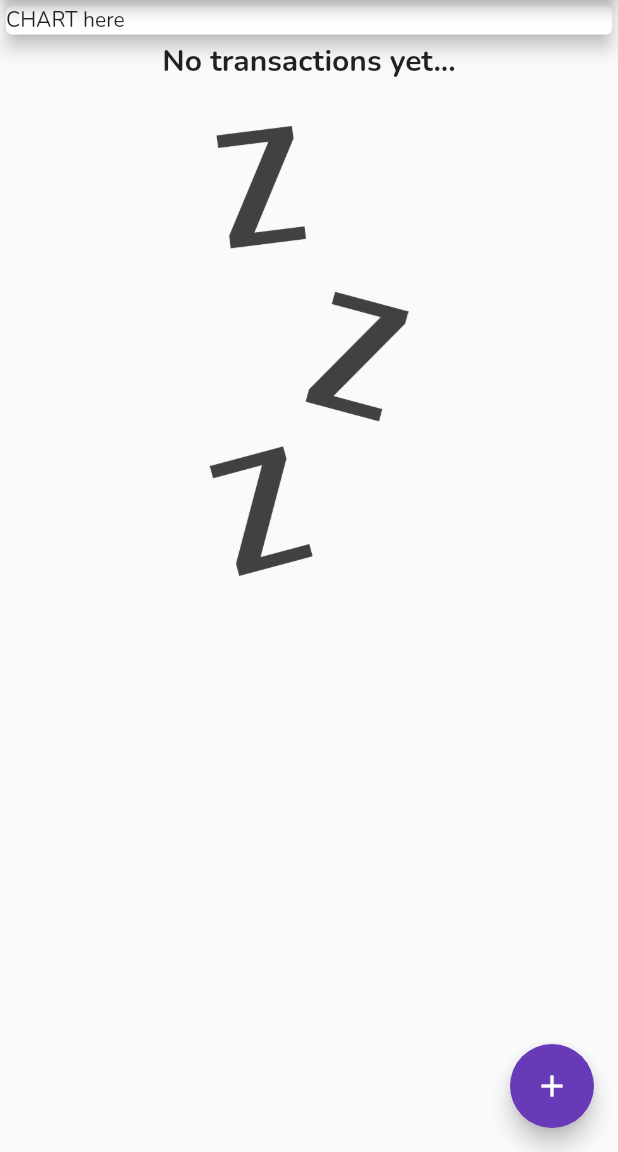
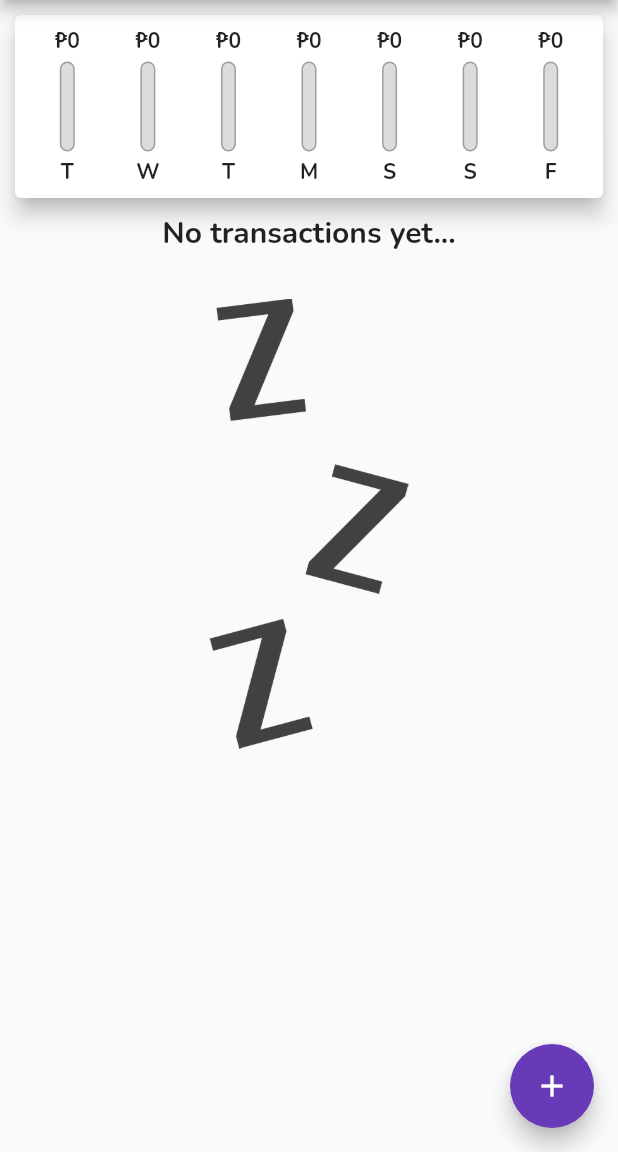
Before and after one commit to johnkevinlosito/personal_expenses_flutter, a Flutter app: the screen it shows after launch, on a phone screen of 412 x 824 dp, the part 84-1236 px from its top. Run offline on Flutter 3.47's test engine with Material 2 defaults, Android fonts, the phone set to English and light mode, and no system bars; Roboto replaces fonts that are missing (OpenSans).

Commit message:
add chart

```diff
--- a/lib/main.dart
+++ b/lib/main.dart
@@ -1,7 +1,8 @@
 import 'package:flutter/material.dart';
-import 'widgets/transaction_list.dart';
-import 'models/transaction.dart';
-import 'widgets/new_transaction.dart';
+import './widgets/chart.dart';
+import './widgets/transaction_list.dart';
+import './models/transaction.dart';
+import './widgets/new_transaction.dart';
 
 void main() => runApp(const MyApp());
 
@@ -70,6 +71,16 @@ class MyHomePage extends StatefulWidget {
 class _MyHomePageState extends State<MyHomePage> {
   final List<Transaction> _userTransactions = [];
 
+  List<Transaction> get _recentTransactions {
+    return _userTransactions.where((element) {
+      return element.date.isAfter(
+        DateTime.now().subtract(
+          const Duration(days: 7),
+        ),
+      );
+    }).toList();
+  }
+
   void _addNewTransaction(String title, double amount) {
     final newTransaction = Transaction(
       id: DateTime.now().toString(),
@@ -119,13 +130,7 @@ class _MyHomePageState extends State<MyHomePage> {
         child: Column(
           crossAxisAlignment: CrossAxisAlignment.stretch,
           children: [
-            const SizedBox(
-              width: double.infinity,
-              child: Card(
-                child: Text('CHART here'),
-                elevation: 5,
-              ),
-            ),
+            Chart(_recentTransactions),
             TransactionList(_userTransactions),
           ],
         ),
--- /dev/null
+++ b/lib/widgets/chart.dart
@@ -0,0 +1,63 @@
+import 'package:flutter/material.dart';
+import 'package:intl/intl.dart';
+import 'package:personal_expenses/widgets/chart_bar.dart';
+import '../models/transaction.dart';
+
+class Chart extends StatelessWidget {
+  final List<Transaction> recentTransactions;
+
+  List<Map<String, Object>> get weekTransactions {
+    return List.generate(7, (index) {
+      final weekDay = DateTime.now().subtract(
+        Duration(days: index),
+      );
+      double totalSum = 0.0;
+      for (var i = 0; i < recentTransactions.length; i++) {
+        if (recentTransactions[i].date.day == weekDay.day &&
+            recentTransactions[i].date.month == weekDay.month &&
+            recentTransactions[i].date.year == weekDay.year) {
+          totalSum += recentTransactions[i].amount;
+        }
+      }
+
+      return {
+        'day': DateFormat.E().format(weekDay).substring(0, 1),
+        'amount': totalSum,
+      };
+    });
+  }
+
+  double get maxSpending {
+    return weekTransactions.fold(0.0, (previousValue, element) {
+      return previousValue + (element['amount'] as double);
+    });
+  }
+
+  const Chart(this.recentTransactions, {Key? key}) : super(key: key);
+
+  @override
+  Widget build(BuildContext context) {
+    return Card(
+      elevation: 6,
+      margin: const EdgeInsets.all(10),
+      child: Padding(
+        padding: const EdgeInsets.all(8),
+        child: Row(
+          mainAxisAlignment: MainAxisAlignment.spaceEvenly,
+          children: weekTransactions.map((e) {
+            return Flexible(
+              fit: FlexFit.tight,
+              child: ChartBar(
+                label: e['day'].toString(),
+                amount: e['amount'] as double,
+                amountPercent: maxSpending == 0.0
+                    ? 0.0
+                    : (e['amount'] as double) / maxSpending,
+              ),
+            );
+          }).toList(),
+        ),
+      ),
+    );
+  }
+}
--- /dev/null
+++ b/lib/widgets/chart_bar.dart
@@ -0,0 +1,67 @@
+import 'package:flutter/material.dart';
+import 'package:intl/intl.dart';
+
+class ChartBar extends StatelessWidget {
+  final String label;
+  final double amount;
+  final double amountPercent;
+
+  const ChartBar(
+      {Key? key,
+      required this.label,
+      required this.amount,
+      required this.amountPercent})
+      : super(key: key);
+
+  @override
+  Widget build(BuildContext context) {
+    return Column(
+      children: [
+        FittedBox(
+          child: Text(
+            '₱${NumberFormat.compact().format(amount)}',
+            style: const TextStyle(
+              fontWeight: FontWeight.bold,
+            ),
+          ),
+        ),
+        const SizedBox(
+          height: 4,
+        ),
+        SizedBox(
+          height: 60,
+          width: 10,
+          child: Stack(
+            children: [
+              Container(
+                decoration: BoxDecoration(
+                  border: Border.all(color: Colors.grey, width: 1.0),
+                  color: const Color.fromRGBO(220, 220, 220, 1),
+                  borderRadius: BorderRadius.circular(10),
+                ),
+              ),
+              FractionallySizedBox(
+                heightFactor: amountPercent,
+                child: Container(
+                  decoration: BoxDecoration(
+                    color: Theme.of(context).primaryColor,
+                    borderRadius: BorderRadius.circular(10),
+                  ),
+                ),
+              )
+            ],
+          ),
+        ),
+        const SizedBox(
+          height: 4,
+        ),
+        Text(
+          label,
+          style: const TextStyle(
+            fontWeight: FontWeight.bold,
+          ),
+        ),
+      ],
+    );
+  }
+}
--- a/lib/widgets/transaction_list.dart
+++ b/lib/widgets/transaction_list.dart
@@ -32,6 +32,7 @@ class TransactionList extends StatelessWidget {
           : ListView.builder(
               itemBuilder: (context, index) {
                 return Card(
+                  elevation: 2,
                   child: Row(
                     mainAxisAlignment: MainAxisAlignment.start,
                     children: [
@@ -48,7 +49,7 @@ class TransactionList extends StatelessWidget {
                           ),
                         ),
                         child: Text(
-                          '₱${transactions[index].amount.toStringAsFixed(2)}',
+                          '₱${NumberFormat("###,###.##", "en_US").format(transactions[index].amount)}',
                           style: TextStyle(
                               fontWeight: FontWeight.bold,
                               fontSize: 20,
```
